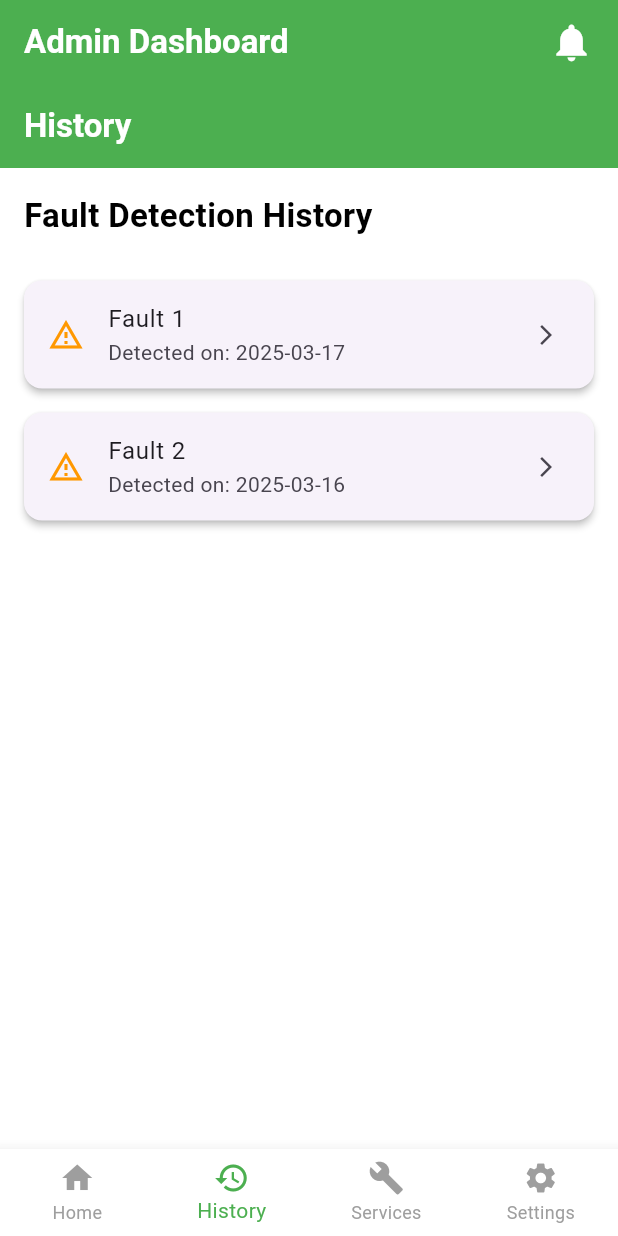
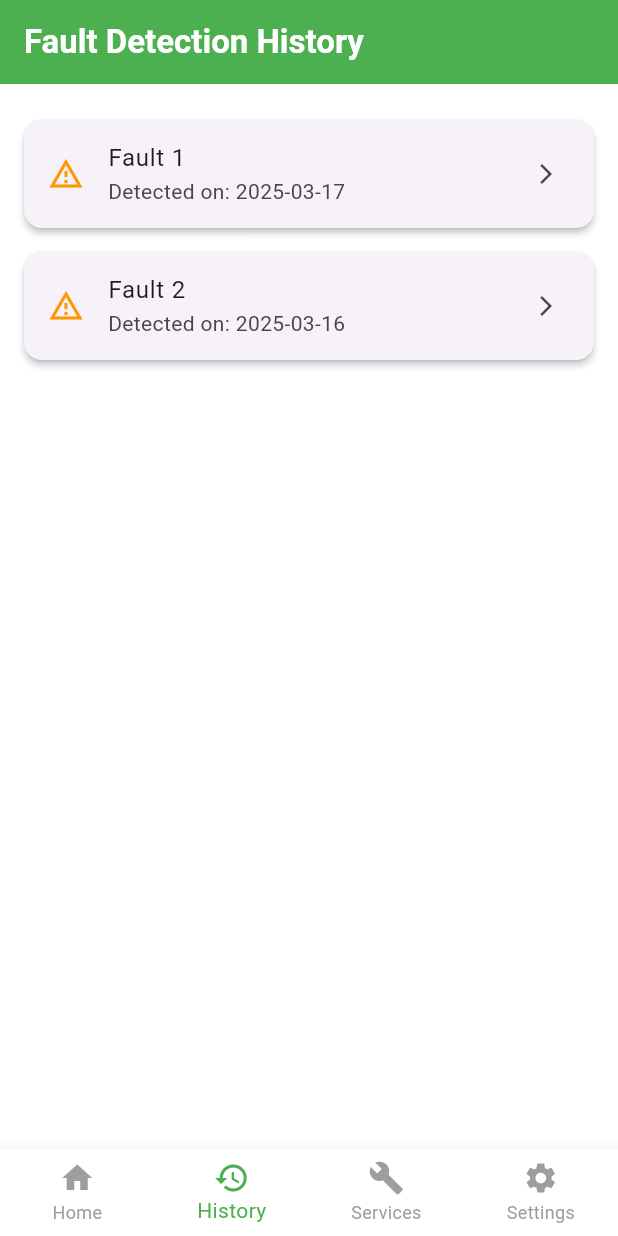
Before and after one commit to bed-com-06-19/faults, a Flutter app: the AdminPage screen opened directly, item 2 of the bottom bar chosen, on a phone screen of 412 x 824 dp. Run offline on Flutter 3.47's test engine with Material 3 defaults, Android fonts, the light colour scheme and no system bars; our stand-ins replace cloud_firestore, firebase_auth, firebase_core, fluttertoast, shared_preferences; accounts and stored records are empty.

Commit message:
few edits..

```diff
--- a/lib/features/user_auth/presentation/pages/admin.dart
+++ b/lib/features/user_auth/presentation/pages/admin.dart
@@ -1,10 +1,8 @@
+import 'package:flutter/material.dart';
 import 'package:faults/features/user_auth/presentation/pages/admin/componets/services.dart';
 import 'package:faults/features/user_auth/presentation/pages/admin/componets/settings.dart';
 import 'package:faults/features/user_auth/presentation/pages/admin/componets/history.dart';
 import 'package:faults/features/user_auth/presentation/pages/admin/navbar.dart';
-import 'package:flutter/material.dart';
-
-
 
 class AdminPage extends StatefulWidget {
   const AdminPage({super.key});
@@ -14,7 +12,7 @@ class AdminPage extends StatefulWidget {
 }
 
 class _AdminPageState extends State<AdminPage> {
-  int _selectedIndex = 0; // Track selected index
+  int _selectedIndex = 0;
 
   // Pages list for navigation
   final List<Widget> _pages = [
@@ -24,7 +22,6 @@ class _AdminPageState extends State<AdminPage> {
     const SettingsPage(),
   ];
 
-  // Function to handle tab selection
   void _onItemTapped(int index) {
     setState(() {
       _selectedIndex = index;
@@ -34,46 +31,34 @@ class _AdminPageState extends State<AdminPage> {
   @override
   Widget build(BuildContext context) {
     return Scaffold(
-      appBar: AppBar(
-        automaticallyImplyLeading: false,
-        title: const Text(
-          'Admin Dashboard',
-          style: TextStyle(fontWeight: FontWeight.bold, color: Colors.white),
-        ),
-        backgroundColor: Colors.green,
-        actions: const [
-          Padding(
-            padding: EdgeInsets.only(right: 16.0),
-            child: Icon(
-              Icons.notifications,
-              color: Colors.white,
-              size: 30.0,
-            ),
-          ),
-        ],
-      ),
       body: IndexedStack(
         index: _selectedIndex,
-        children: _pages, // Only updates visible part
+        children: _pages,
       ),
       bottomNavigationBar: NavBar(
-        selectedIndex: _selectedIndex, // Pass the current index
-        onItemTapped: _onItemTapped, // Handle tab switching
+        selectedIndex: _selectedIndex,
+        onItemTapped: _onItemTapped,
       ),
     );
   }
 }
 
-// Placeholder HomePage
+// Home Page with Admin Dashboard title
 class HomePage extends StatelessWidget {
   const HomePage({super.key});
 
   @override
   Widget build(BuildContext context) {
-    return const Center(
-      child: Text(
-        'Home Page',
-        style: TextStyle(fontSize: 24, fontWeight: FontWeight.bold),
+    return Scaffold(
+      appBar: AppBar(
+        title: const Text('Admin Dashboard'),
+        backgroundColor: Colors.green,
+      ),
+      body: const Center(
+        child: Text(
+          'Welcome to the Admin Dashboard',
+          style: TextStyle(fontSize: 24, fontWeight: FontWeight.bold),
+        ),
       ),
     );
   }
--- a/lib/features/user_auth/presentation/pages/admin/componets/history.dart
+++ b/lib/features/user_auth/presentation/pages/admin/componets/history.dart
@@ -8,33 +8,17 @@ class HistoryPage extends StatelessWidget {
     return Scaffold(
       appBar: AppBar(
         automaticallyImplyLeading: false,
-        title: const Align(
-          alignment: Alignment.centerLeft,
-          child: Text(
-            'History',
+        title: const Text(
+          'Fault Detection History',
           style: TextStyle(
             fontWeight: FontWeight.bold,
             color: Colors.white,
-            ),
           ),
         ),
         backgroundColor: Colors.green,
       ),
       body: Padding(
         padding: const EdgeInsets.all(16.0),
-        child: Column(
-          crossAxisAlignment: CrossAxisAlignment.start,
-          children: [
-            const Text(
-              'Fault Detection History',
-              style: TextStyle(
-                fontSize: 22,
-                fontWeight: FontWeight.bold,
-                color: Colors.black,
-              ),
-            ),
-            const SizedBox(height: 20),
-            Expanded(
         child: ListView(
           children: const [
             Card(
@@ -66,9 +50,6 @@ class HistoryPage extends StatelessWidget {
           ],
         ),
       ),
-          ],
-        ),
-      ),
     );
   }
 }
```
Lines whose indentation alone changed are shown as unchanged.
